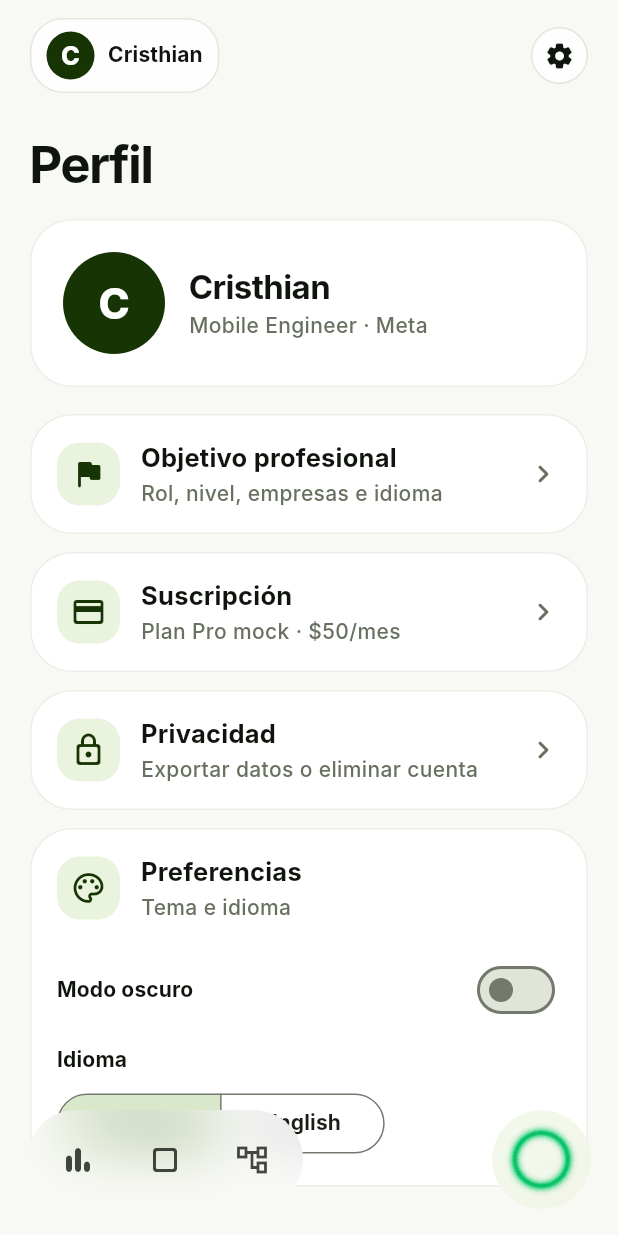
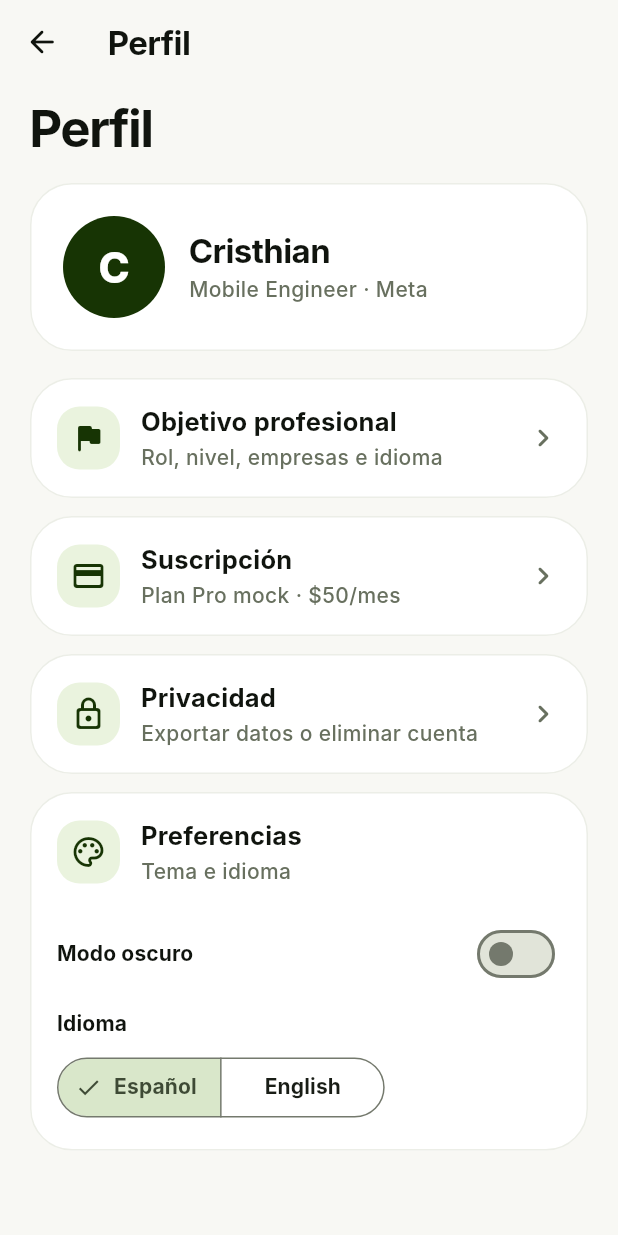
Before and after one commit to crycodex/theloop, a Flutter app: the ProfileScreen screen opened by its route, on a phone screen of 412 x 824 dp. Run offline on Flutter 3.47's test engine with Material 3 defaults, Android fonts, the phone set to English and light mode, and no system bars; our stand-ins replace flutter_bloc, go_router; Roboto replaces fonts that are missing (Inter).

Commit message:
Refactor profile screen layout and navigation. Updated the ProfileScreen to use a Scaffold for better structure, added back navigation, and improved UI components with a blurred background effect. Reorganized app routing to ensure consistent navigation behavior.

```diff
--- a/lib/core/navigation/app_router.dart
+++ b/lib/core/navigation/app_router.dart
@@ -44,12 +44,12 @@ final appRouter = GoRouter(
           pageBuilder: (context, state) =>
               _navPage(state: state, child: const RoadmapScreen()),
         ),
-        GoRoute(
-          path: '/profile',
-          pageBuilder: (context, state) =>
-              _navPage(state: state, child: const ProfileScreen()),
-        ),
       ],
+    ),
+    GoRoute(
+      path: '/profile',
+      pageBuilder: (context, state) =>
+          _navPage(state: state, child: const ProfileScreen()),
     ),
     GoRoute(
       path: '/interview',
--- a/lib/core/navigation/app_shell.dart
+++ b/lib/core/navigation/app_shell.dart
@@ -65,23 +65,36 @@ class _TopBar extends StatelessWidget {
     return BlocBuilder<ProfileCubit, ProfileState>(
       builder: (context, state) {
         final userName = state is ProfileLoaded ? state.profile.name : '';
+        final isDark = Theme.of(context).brightness == Brightness.dark;
+        final glassColor = isDark
+            ? Colors.white.withValues(alpha: 0.08)
+            : LoopColors.lightGreen.withValues(alpha: 0.55);
 
         return Padding(
           padding: const EdgeInsets.fromLTRB(20, 12, 20, 8),
           child: Row(
             children: [
+              const Spacer(),
               InkWell(
                 onTap: onProfileTap,
                 borderRadius: BorderRadius.circular(22),
+                child: ClipRRect(
+                  borderRadius: BorderRadius.circular(22),
+                  child: BackdropFilter(
+                    filter: ImageFilter.blur(sigmaX: 20, sigmaY: 20),
                     child: Container(
                       padding: const EdgeInsets.symmetric(
                         horizontal: 10,
                         vertical: 8,
                       ),
                       decoration: BoxDecoration(
-                    color: LoopColors.surfaceElevated.withValues(alpha: 0.92),
+                        color: glassColor,
                         borderRadius: BorderRadius.circular(22),
-                    border: Border.all(color: LoopColors.border),
+                        border: Border.all(
+                          color: isDark
+                              ? Colors.white.withValues(alpha: 0.08)
+                              : Colors.white.withValues(alpha: 0.24),
+                        ),
                       ),
                       child: Row(
                         mainAxisSize: MainAxisSize.min,
@@ -106,37 +119,12 @@ class _TopBar extends StatelessWidget {
                       ),
                     ),
                   ),
-              const Spacer(),
-              _TopIconButton(icon: Icons.settings_rounded, onTap: onProfileTap),
+                ),
+              ),
             ],
           ),
         );
       },
-    );
-  }
-}
-
-class _TopIconButton extends StatelessWidget {
-  const _TopIconButton({required this.icon, required this.onTap});
-
-  final IconData icon;
-  final VoidCallback onTap;
-
-  @override
-  Widget build(BuildContext context) {
-    return InkWell(
-      onTap: onTap,
-      borderRadius: BorderRadius.circular(19),
-      child: Container(
-        width: 38,
-        height: 38,
-        decoration: BoxDecoration(
-          color: LoopColors.surfaceElevated.withValues(alpha: 0.92),
-          borderRadius: BorderRadius.circular(19),
-          border: Border.all(color: LoopColors.border),
-        ),
-        child: Icon(icon, size: 20, color: LoopColors.textPrimary),
-      ),
     );
   }
 }
@@ -214,6 +202,8 @@ class _CallButton extends StatelessWidget {
 
   @override
   Widget build(BuildContext context) {
+    final isDark = Theme.of(context).brightness == Brightness.dark;
+
     return GestureDetector(
       onTap: onTap,
       behavior: HitTestBehavior.translucent,
@@ -224,8 +214,15 @@ class _CallButton extends StatelessWidget {
             width: 66,
             height: 66,
             decoration: BoxDecoration(
-              color: LoopColors.lightGreen.withValues(alpha: 0.55),
+              color: isDark
+                  ? Colors.white.withValues(alpha: 0.08)
+                  : LoopColors.lightGreen.withValues(alpha: 0.55),
               shape: BoxShape.circle,
+              border: Border.all(
+                color: isDark
+                    ? Colors.white.withValues(alpha: 0.08)
+                    : Colors.white.withValues(alpha: 0.24),
+              ),
             ),
             child: Center(
               child: Image.asset(
@@ -255,8 +252,11 @@ class _NavItem extends StatelessWidget {
 
   @override
   Widget build(BuildContext context) {
+    final isDark = Theme.of(context).brightness == Brightness.dark;
     final iconColor = active
         ? Colors.white
+        : isDark
+        ? Colors.white.withValues(alpha: 0.72)
         : LoopColors.textPrimary.withValues(alpha: 0.78);
 
     return InkWell(
--- a/lib/features/profile/presentation/profile_screen.dart
+++ b/lib/features/profile/presentation/profile_screen.dart
@@ -1,8 +1,8 @@
 import 'package:flutter/material.dart';
 import 'package:flutter_bloc/flutter_bloc.dart';
+import 'package:go_router/go_router.dart';
 
 import '../../../core/localization/app_strings.dart';
-import '../../../core/navigation/app_shell.dart';
 import '../../../core/settings/cubit/settings_cubit.dart';
 import '../../../core/settings/cubit/settings_state.dart';
 import '../../../core/theme/loop_colors.dart';
@@ -24,7 +24,18 @@ class ProfileScreen extends StatelessWidget {
         final profile = state.profile;
         final strings = AppStrings.of(context);
 
-        return ShellPagePadding(
+        return Scaffold(
+          appBar: AppBar(
+            leading: IconButton(
+              onPressed: () => context.go('/'),
+              icon: const Icon(Icons.arrow_back_rounded),
+            ),
+            title: Text(strings.profile),
+          ),
+          body: SafeArea(
+            top: false,
+            child: SingleChildScrollView(
+              padding: const EdgeInsets.fromLTRB(20, 12, 20, 32),
               child: Column(
                 crossAxisAlignment: CrossAxisAlignment.start,
                 children: [
@@ -86,6 +97,8 @@ class ProfileScreen extends StatelessWidget {
                   ),
                   _PreferencesCard(strings: strings),
                 ],
+              ),
+            ),
           ),
         );
       },
```
Lines whose indentation alone changed are shown as unchanged.
